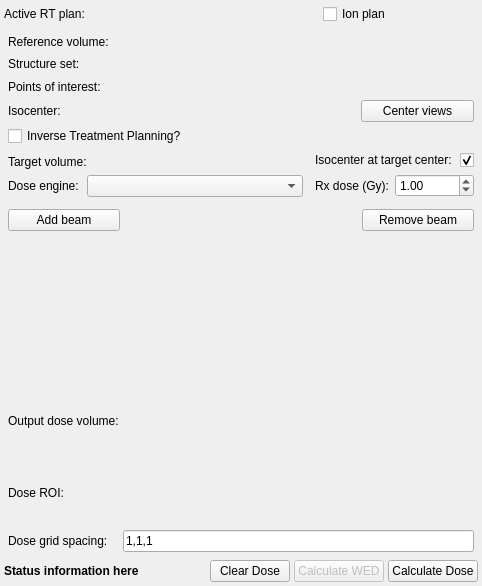
The window that ExternalBeamPlanning/Resources/UI/qSlicerExternalBeamPlanningModule.ui (SlicerRt/SlicerRT) describes before a commit, drawn with Qt 5.
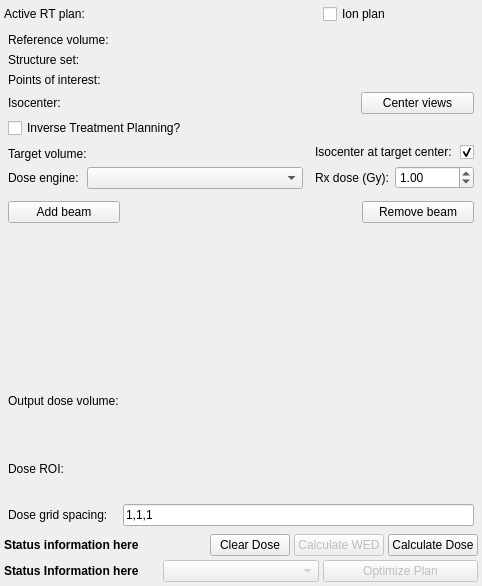
The same window after the commit. Icons and pictures are not drawn. Custom widgets are drawn as their Qt base class.

Commit message: Add Plan Optimizer Logic and separate from Dose Engine

```diff
--- a/ExternalBeamPlanning/Resources/UI/qSlicerExternalBeamPlanningModule.ui
+++ b/ExternalBeamPlanning/Resources/UI/qSlicerExternalBeamPlanningModule.ui
@@ -560,6 +560,43 @@
      </item>
     </layout>
    </item>
+   <item>
+    <layout class="QHBoxLayout" name="horizontalLayout_Optimization">
+     <item>
+      <widget class="QLabel" name="label_OptimizationStatus">
+       <property name="font">
+        <font>
+         <weight>75</weight>
+         <bold>true</bold>
+        </font>
+       </property>
+       <property name="text">
+        <string>Status Information here</string>
+       </property>
+       <property name="textFormat">
+        <enum>Qt::PlainText</enum>
+       </property>
+      </widget>
+     </item>
+     <item>
+      <widget class="QComboBox" name="comboBox_PlanOptimizer">
+       <property name="enabled">
+        <bool>false</bool>
+       </property>
+      </widget>
+     </item>
+     <item>
+      <widget class="QPushButton" name="pushButton_OptimizePlan">
+       <property name="enabled">
+        <bool>false</bool>
+       </property>
+       <property name="text">
+        <string>Optimize Plan</string>
+       </property>
+      </widget>
+     </item>
+    </layout>
+   </item>
   </layout>
  </widget>
  <customwidgets>
```
The commit also changes 28 other files.
